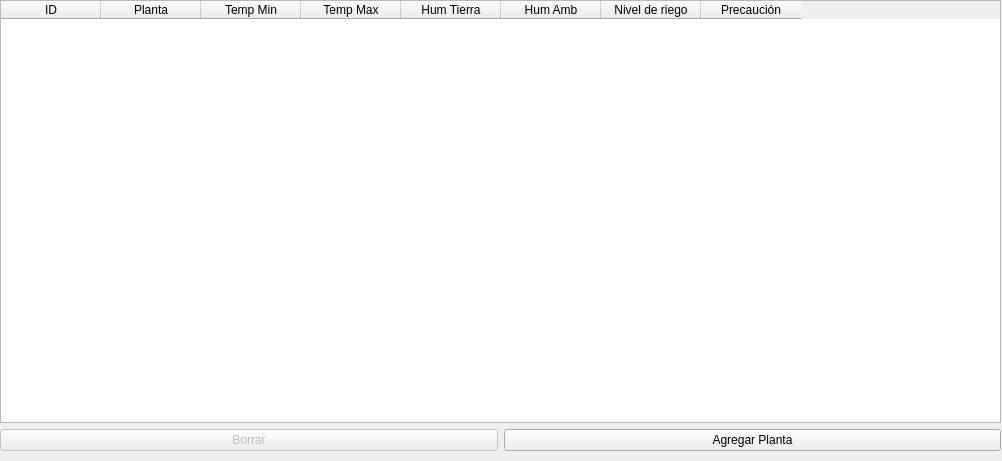
Above: Invernadero/Fuentes/PC/prueba_DB-Plantas/tabla.ui from LauraMont/TPO-Invernadero before the change. Below: the same form after it.
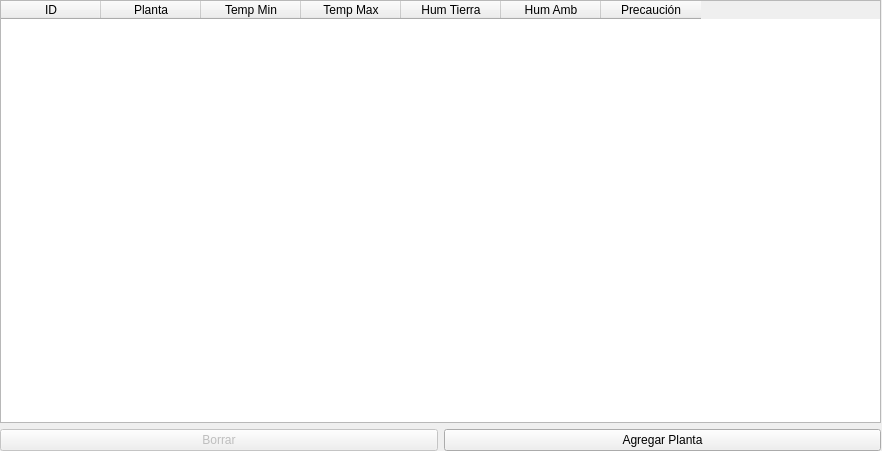
That is the form after the change.

Diff of the .ui file:
```diff
--- a/Invernadero/Fuentes/PC/prueba_DB-Plantas/tabla.ui
+++ b/Invernadero/Fuentes/PC/prueba_DB-Plantas/tabla.ui
@@ -6,8 +6,8 @@
    <rect>
     <x>0</x>
     <y>0</y>
-    <width>1002</width>
-    <height>461</height>
+    <width>882</width>
+    <height>451</height>
    </rect>
   </property>
   <property name="windowTitle">
@@ -18,7 +18,7 @@
     <rect>
      <x>0</x>
      <y>0</y>
-     <width>1001</width>
+     <width>881</width>
      <height>451</height>
     </rect>
    </property>
@@ -67,11 +67,6 @@
         <string>Hum Amb</string>
        </property>
       </column>
-      <column>
-       <property name="text">
-        <string>Nivel de riego</string>
-       </property>
-      </column>
       <column>
        <property name="text">
         <string>Precaución</string>
```
